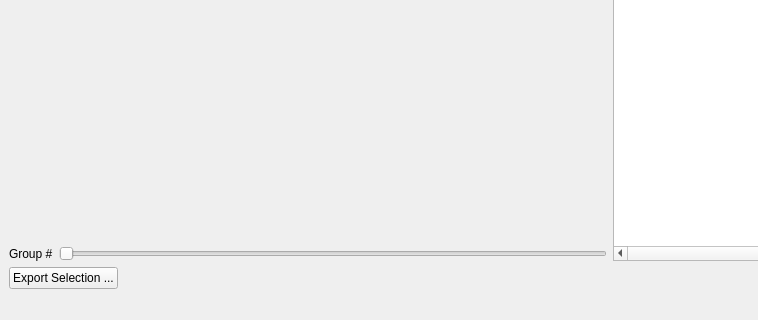
Qt form ui/ui_file_metadata_display.ui (neutronimaging/python_notebooks) before a commit; both pictures show x 0 to 758 and y 367 to 687 of the 922 by 687 pixel window.
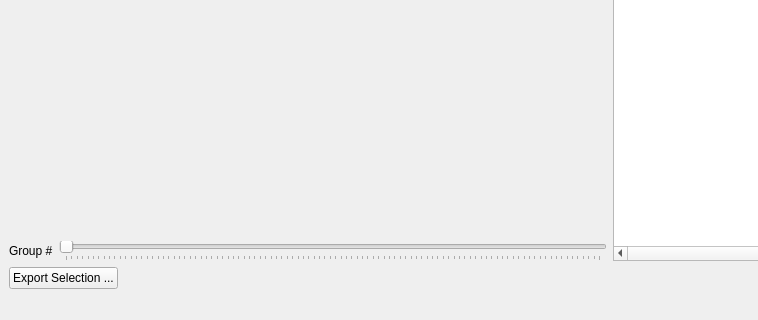
The same form after that commit.

Commit message: Interaction with slider works

```diff
--- a/ui/ui_file_metadata_display.ui
+++ b/ui/ui_file_metadata_display.ui
@@ -128,6 +128,12 @@
             <property name="orientation">
              <enum>Qt::Horizontal</enum>
             </property>
+            <property name="tickPosition">
+             <enum>QSlider::TicksBelow</enum>
+            </property>
+            <property name="tickInterval">
+             <number>1</number>
+            </property>
            </widget>
           </item>
          </layout>
```
Left out of the diff: 16 changed lines with no effect on the pictures.
